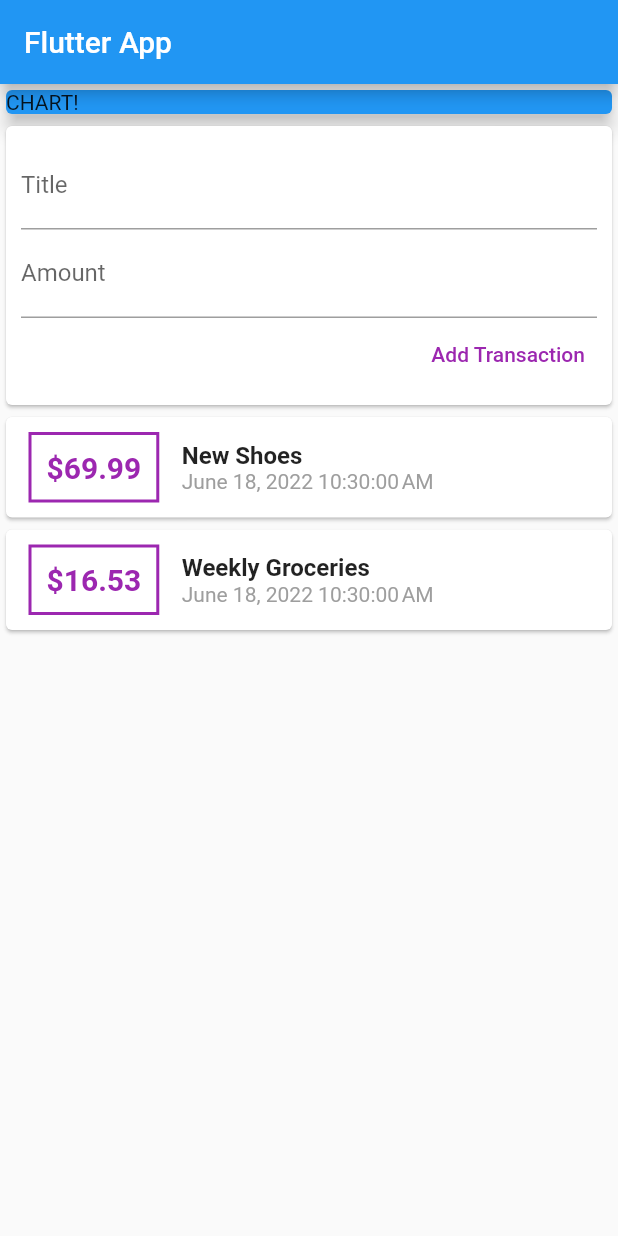
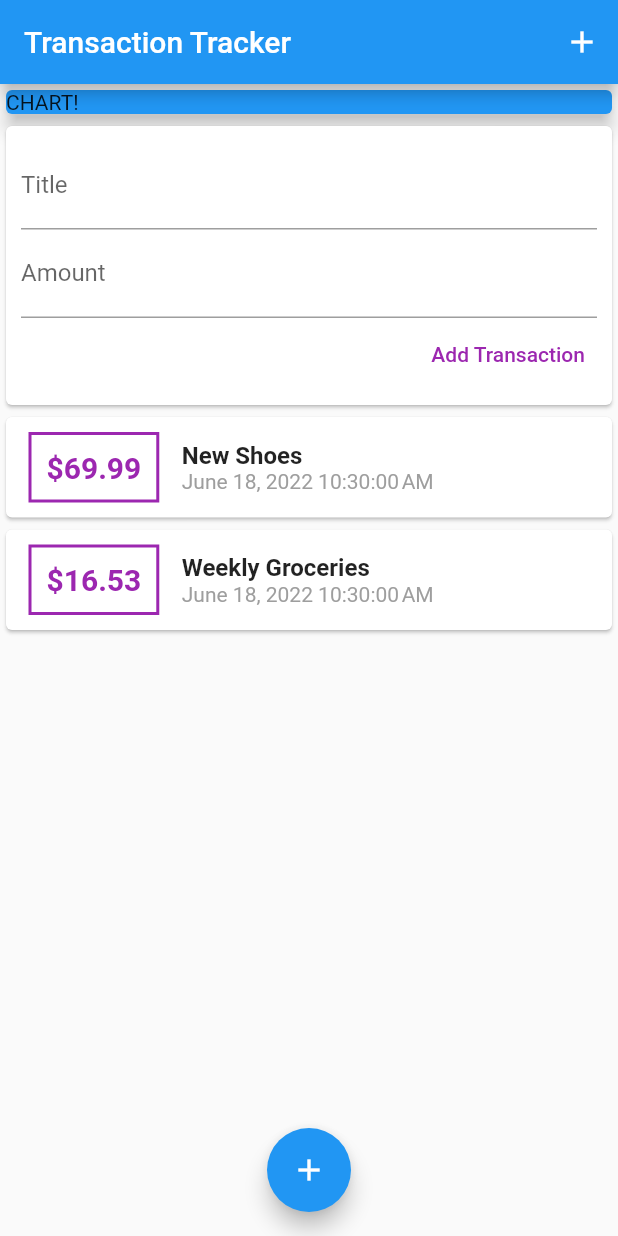
Before and after one commit to DJJ547/Expense-Tracker, a Flutter app: the screen it shows after launch, on a phone screen of 412 x 824 dp. Run offline on Flutter 3.47's test engine with Material 2 defaults, Android fonts, the phone set to English and light mode, and no system bars.

Commit message:
added 'add' floating action button

```diff
--- a/lib/main.dart
+++ b/lib/main.dart
@@ -7,6 +7,7 @@ class MyApp extends StatelessWidget {
   @override
   Widget build(BuildContext context) {
     return MaterialApp(
+      debugShowCheckedModeBanner: false,
       title: 'Flutter App',
       home: MyHomePage(),
     );
@@ -23,7 +24,13 @@ class MyHomePage extends StatelessWidget {
   Widget build(BuildContext context) {
     return Scaffold(
       appBar: AppBar(
-        title: Text('Flutter App'),
+        title: Text('Transaction Tracker'),
+        actions: <Widget>[
+          IconButton(
+            onPressed: () {},
+            icon: Icon(Icons.add),
+          ),
+        ],
       ),
       body: SingleChildScrollView(
         child: Column(
@@ -42,6 +49,11 @@ class MyHomePage extends StatelessWidget {
           ],
         ),
       ),
+      floatingActionButtonLocation: FloatingActionButtonLocation.centerFloat,
+      floatingActionButton: FloatingActionButton(
+        child: Icon(Icons.add),
+        onPressed: () {},
+      ),
     );
   }
 }
--- a/lib/widgets/new_transaction.dart
+++ b/lib/widgets/new_transaction.dart
@@ -1,5 +1,3 @@
-import 'dart:html';
-
 import 'package:flutter/material.dart';
 
 class NewTransaction extends StatelessWidget {
```
